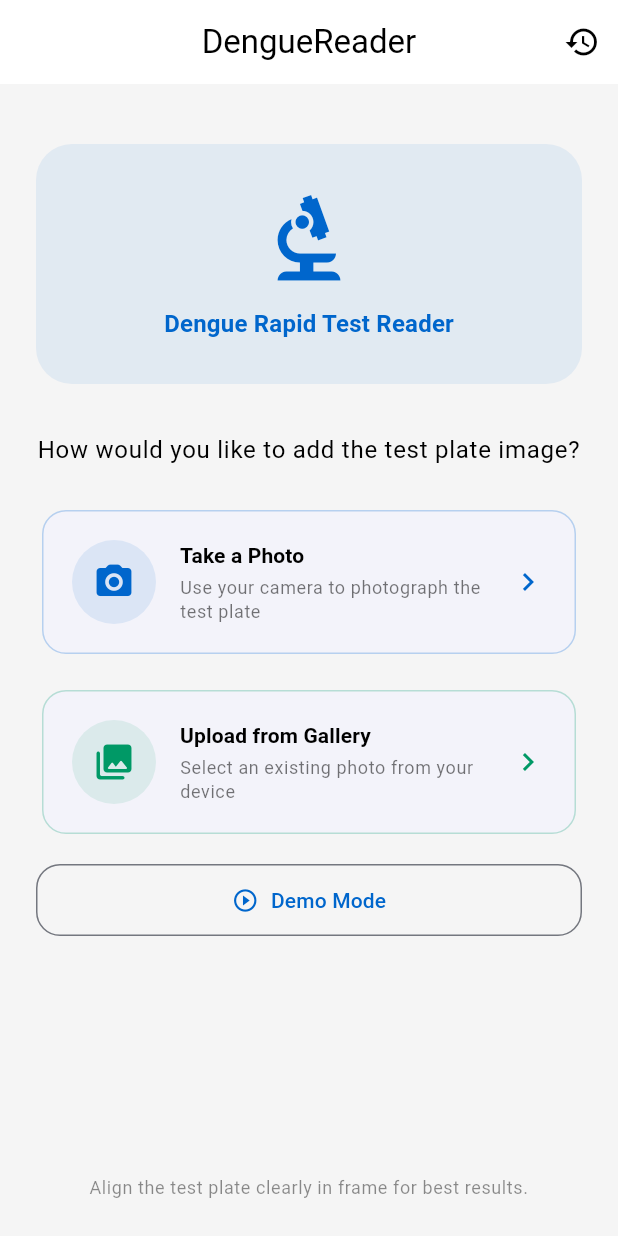
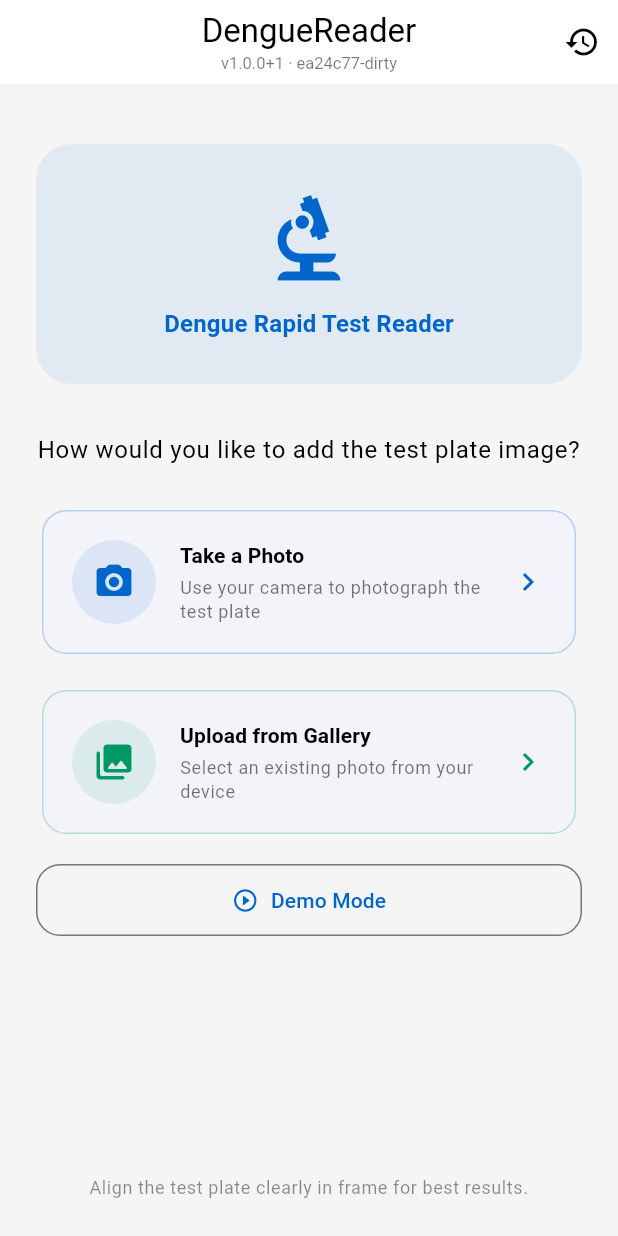
Before and after one commit to ajeantt12/dengue-reader, a Flutter app: the screen it shows after launch, on a phone screen of 412 x 824 dp. Run offline on Flutter 3.47's test engine with Material 3 defaults, Android fonts, the phone set to English and light mode, and no system bars; our stand-ins replace camera, csv, flex_color_scheme, flutter_riverpod, go_router, hive and 5 more; accounts and stored records are empty; generated files the repository leaves out were written again.

Commit message:
Add in-app version/commit label to match a running build to its source
Shows the pubspec version plus a git short-commit hash (with a dirty-tree
suffix) in the home screen's app bar, generated via a small dart script
(tool/gen_build_info.dart) since this project is worked on from multiple
tools/devices and needs an easy way to tell which build is on a given phone.

Also fixes a pre-existing bug in test/widget_test.dart (both tests pumped
the app without a ProviderScope ancestor, so they always threw).

Co-Authored-By: Claude Sonnet 5 <noreply@anthropic.com>

```diff
--- /dev/null
+++ b/lib/core/constants/build_info.dart
@@ -0,0 +1,11 @@
+// GENERATED FILE — do not edit by hand.
+// Regenerate with: dart run tool/gen_build_info.dart
+//
+// Captures the git commit checked out (and whether the tree had uncommitted
+// changes) at generation time, so a running app build can be matched back to
+// the source commit it came from.
+class BuildInfo {
+  static const String gitCommit = 'ea24c77';
+  static const bool isDirty = true;
+  static const String generatedAt = '2026-07-11T08:54:53.409169Z';
+}
--- /dev/null
+++ b/lib/shared/widgets/app_version_label.dart
@@ -0,0 +1,31 @@
+import 'package:flutter/material.dart';
+import 'package:package_info_plus/package_info_plus.dart';
+
+import '../../core/constants/build_info.dart';
+
+// Shows "v<pubspec version>+<build number> · <git commit>" so a running
+// build can be matched against a specific commit during development.
+class AppVersionLabel extends StatelessWidget {
+  const AppVersionLabel({super.key, this.style});
+
+  final TextStyle? style;
+
+  @override
+  Widget build(BuildContext context) {
+    return FutureBuilder<PackageInfo>(
+      future: PackageInfo.fromPlatform(),
+      builder: (context, snapshot) {
+        final info = snapshot.data;
+        final version =
+            info == null ? '…' : 'v${info.version}+${info.buildNumber}';
+        const commit =
+            BuildInfo.gitCommit + (BuildInfo.isDirty ? '-dirty' : '');
+        return Text(
+          '$version · $commit',
+          style: style ??
+              const TextStyle(fontSize: 11, color: Colors.black54),
+        );
+      },
+    );
+  }
+}
--- a/pubspec.yaml
+++ b/pubspec.yaml
@@ -64,6 +64,7 @@ dependencies:
   path: ^1.9.0
   share_plus: ^10.0.0
   csv: ^6.0.0
+  package_info_plus: ^8.0.0
 
 dev_dependencies:
   flutter_test:
```
Also changed, not shown: lib/features/capture/presentation/capture_screen.dart (+30 -18 lines), tool/gen_build_info.dart (added, +41 -0 lines), .claude/launch.json (added), pubspec.lock, 5 other files.
